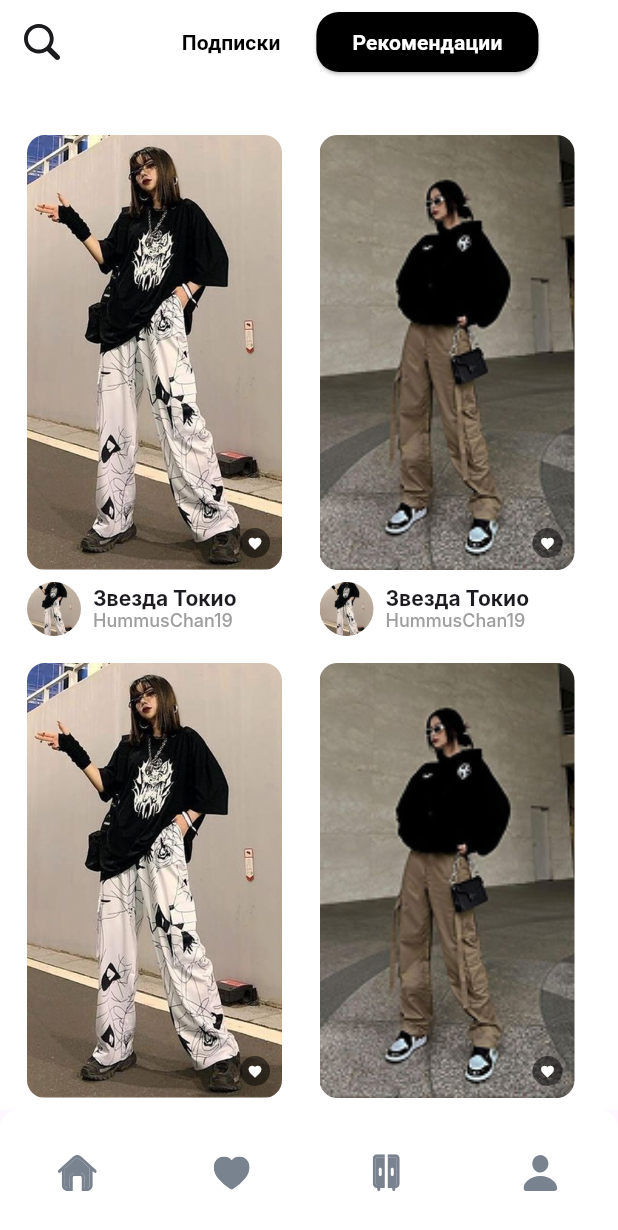
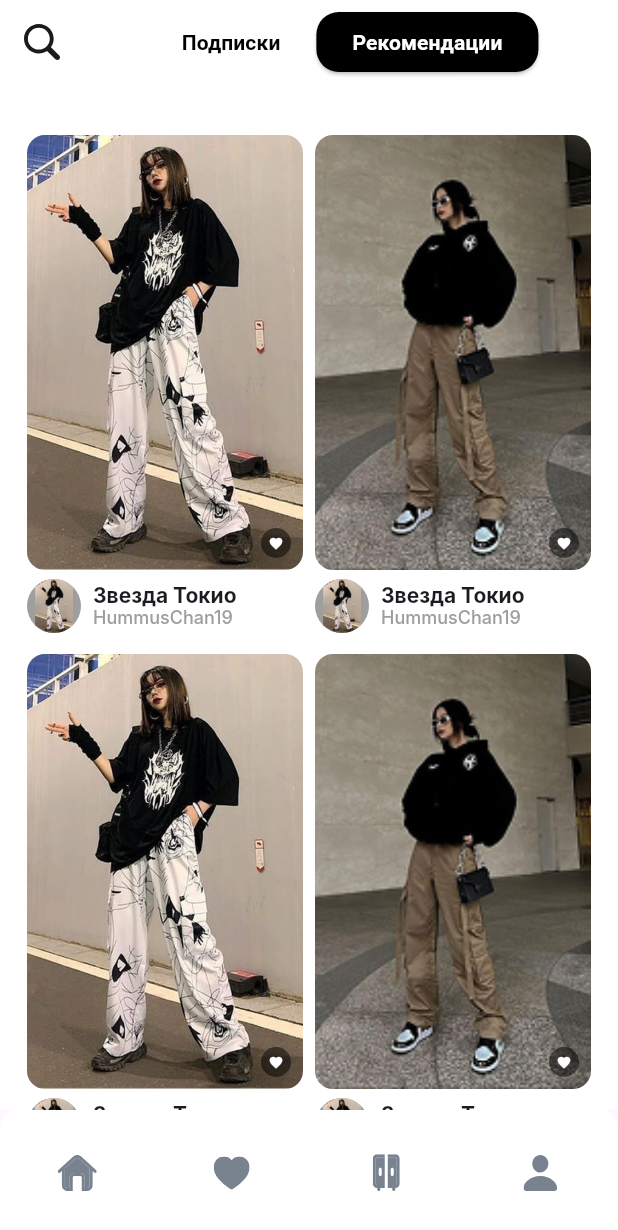
Before and after one commit to mariurmm/kirubm, a Flutter app: the HomeScreen screen opened by its route, on a phone screen of 412 x 824 dp. Shown: the top 1230 px of the screen. Run offline on Flutter 3.47's test engine with Material 3 defaults, Android fonts, the phone set to English and light mode, and no system bars; our stand-ins replace flutter_svg, go_router; Roboto replaces fonts that are missing (Inter).

Commit message:
fixed home_screen padding

```diff
--- a/lib/home/home_screen.dart
+++ b/lib/home/home_screen.dart
@@ -80,13 +80,16 @@ class _PostGrid extends StatelessWidget {
       physics: const NeverScrollableScrollPhysics(),
       gridDelegate: const SliverGridDelegateWithFixedCrossAxisCount(
         crossAxisCount: 2,
-        crossAxisSpacing: 14,
-        mainAxisSpacing: 12,
-        mainAxisExtent: 340,
+        crossAxisSpacing: 8,
+        mainAxisSpacing: 14,
+        mainAxisExtent: 332,
       ),
       itemCount: 4,
       itemBuilder: (context, index) {
         final imagePath = _mockImages[index % _mockImages.length];
+        return LayoutBuilder(
+          builder: (context, constraints) {
+            final cardWidth = constraints.maxWidth;
             return Column(
               crossAxisAlignment: CrossAxisAlignment.start,
               children: [
@@ -96,7 +99,7 @@ class _PostGrid extends StatelessWidget {
                     children: [
                       Image.asset(
                         imagePath,
-                    width: 170,
+                        width: cardWidth,
                         height: 290,
                         fit: BoxFit.cover,
                       ),
@@ -122,21 +125,26 @@ class _PostGrid extends StatelessWidget {
               ),
             ),
 
-            const SizedBox(height: 8),
+            const SizedBox(height: 6),
 
             Row(
               children: [
-                ClipOval(
+                Container(
+                  width: 36,
+                  height: 36,
+                  decoration: const BoxDecoration(
+                    shape: BoxShape.circle,
+                    color: Colors.grey,
+                  ),
+                  child: ClipOval(
                     child: Image.asset(
                       AppImages.post1,
-                    width: 36,
-                    height: 36,
-                    fit: BoxFit.cover,
+                      fit: BoxFit.contain,
+                    ),
                   ),
                 ),
                 const SizedBox(width: 8),
-                SizedBox(
-                  width: 170 - 36 - 8,
+                Expanded(
                   child: Column(
                     crossAxisAlignment: CrossAxisAlignment.start,
                     children: const [
@@ -173,5 +181,7 @@ class _PostGrid extends StatelessWidget {
         );
           },
         );
+      },
+    );
   }
 }
```
Also changed, not shown: lib/home/home_screen_old.dart (deleted, +0 -125 lines). Lines whose indentation alone changed are shown as unchanged.
